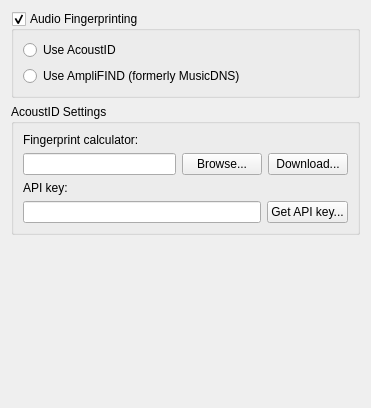
Before: the Qt Designer form ui/options_fingerprinting.ui in metabrainz/picard, drawn with Qt 5.
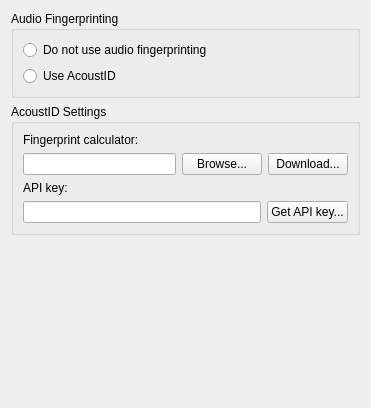
After: the same form once the commit is applied.

```diff
--- a/ui/options_fingerprinting.ui
+++ b/ui/options_fingerprinting.ui
@@ -17,20 +17,20 @@
       <string>Audio Fingerprinting</string>
      </property>
      <property name="checkable">
-      <bool>true</bool>
+      <bool>false</bool>
      </property>
      <layout class="QVBoxLayout" name="verticalLayout_3">
       <item>
-       <widget class="QRadioButton" name="use_acoustid">
+       <widget class="QRadioButton" name="disable_fingerprinting">
         <property name="text">
-         <string>Use AcoustID</string>
+         <string>Do not use audio fingerprinting</string>
         </property>
        </widget>
       </item>
       <item>
-       <widget class="QRadioButton" name="use_musicdns">
+       <widget class="QRadioButton" name="use_acoustid">
         <property name="text">
-         <string>Use AmpliFIND (formerly MusicDNS)</string>
+         <string>Use AcoustID</string>
         </property>
        </widget>
       </item>
```
Left out of the diff: 2 changed lines with no effect on the pictures.
